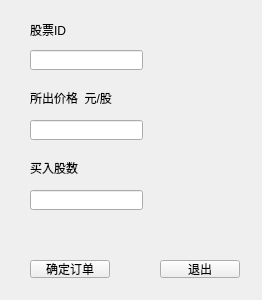
Old version of the form src/AllWindow/jiaoyi.ui in the repository Hypn0tised-ysy/stock-project.
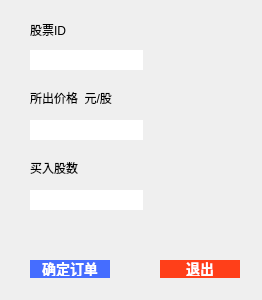
New version of the form.

What changed in the file:
```diff
--- a/src/AllWindow/jiaoyi.ui
+++ b/src/AllWindow/jiaoyi.ui
@@ -22,6 +22,15 @@
      <height>20</height>
     </rect>
    </property>
+   <property name="font">
+    <font>
+     <pointsize>14</pointsize>
+     <bold>true</bold>
+    </font>
+   </property>
+   <property name="styleSheet">
+    <string notr="true">border-radius:25px</string>
+   </property>
   </widget>
   <widget class="QLabel" name="label">
    <property name="geometry">
@@ -58,6 +67,15 @@
      <height>20</height>
     </rect>
    </property>
+   <property name="font">
+    <font>
+     <pointsize>14</pointsize>
+     <bold>true</bold>
+    </font>
+   </property>
+   <property name="styleSheet">
+    <string notr="true">border-radius:25px</string>
+   </property>
   </widget>
   <widget class="QLabel" name="label_3">
    <property name="geometry">
@@ -81,6 +99,15 @@
      <height>20</height>
     </rect>
    </property>
+   <property name="font">
+    <font>
+     <pointsize>14</pointsize>
+     <bold>true</bold>
+    </font>
+   </property>
+   <property name="styleSheet">
+    <string notr="true">border-radius:25px</string>
+   </property>
   </widget>
   <widget class="QPushButton" name="queding">
    <property name="geometry">
@@ -91,6 +118,17 @@
      <height>18</height>
     </rect>
    </property>
+   <property name="styleSheet">
+    <string notr="true">QPushButton{
+	background-color: rgb(69, 109, 255);
+
+border-color: rgb(138, 255, 255);
+border-radius:25px;    /*设置圆角半径 */
+padding:2px 4px;  /*QFrame边框与内部其它部件的距离*/
+color:white;		/*字体颜色*/
+font:bold 14px;		/*设置按钮文字和大小*/
+}</string>
+   </property>
    <property name="text">
     <string>确定订单</string>
    </property>
@@ -104,6 +142,16 @@
      <height>18</height>
     </rect>
    </property>
+   <property name="styleSheet">
+    <string notr="true">QPushButton{
+	background-color: rgb(255, 63, 25);
+border-color: rgb(138, 255, 255);
+border-radius:25px;    /*设置圆角半径 */
+padding:2px 4px;  /*QFrame边框与内部其它部件的距离*/
+color:white;		/*字体颜色*/
+font:bold 14px;		/*设置按钮文字和大小*/
+}</string>
+   </property>
    <property name="text">
     <string>退出</string>
    </property>
```
